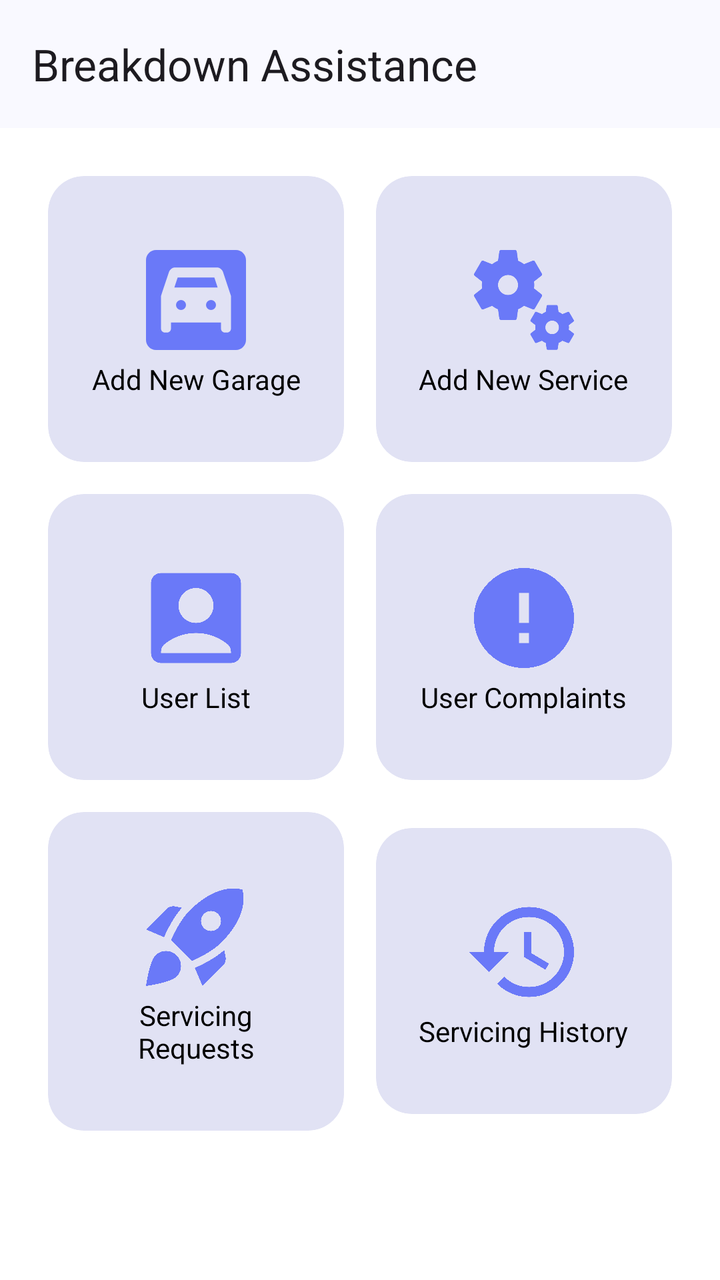
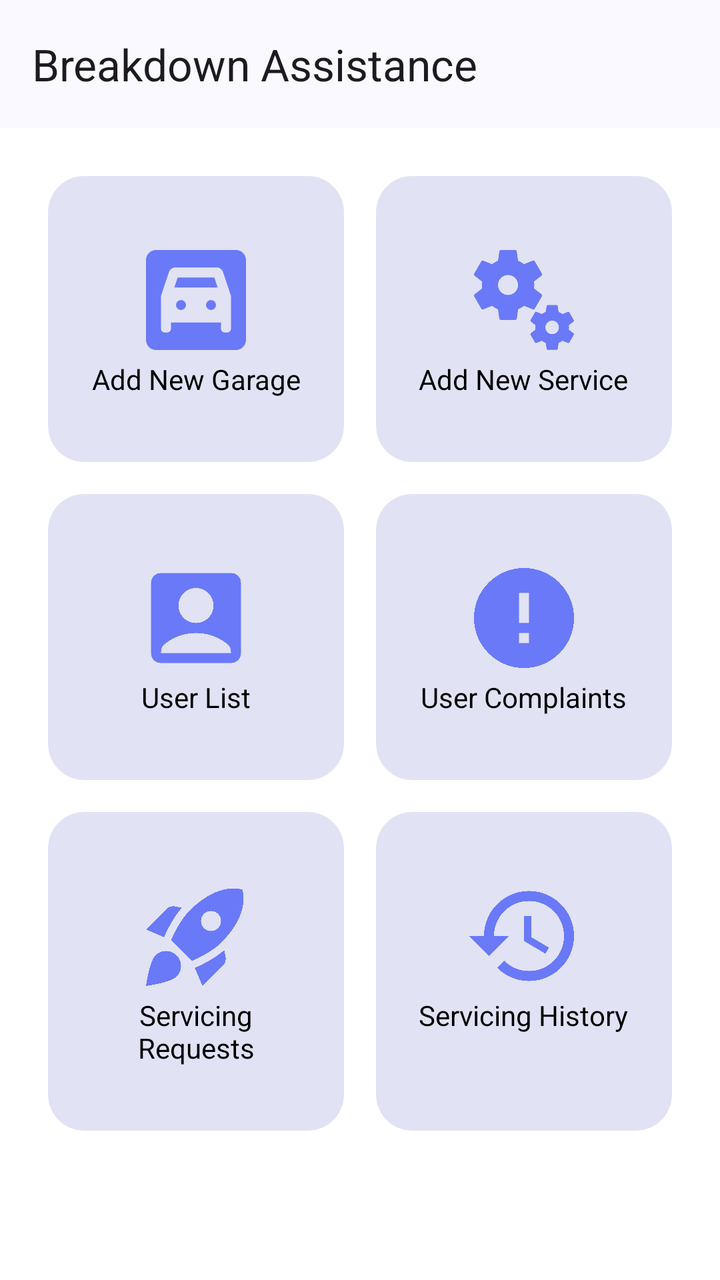

The first picture is an Android layout as it rendered before a commit; the second is the same layout after the commit. The layout source and the unified diff follow.
<!-- AndroidManifest.xml: application theme Theme.BreakdownAssistance -->
<!-- res/layout/fragment_panel.xml -->
<?xml version="1.0" encoding="utf-8"?>
<androidx.coordinatorlayout.widget.CoordinatorLayout xmlns:android="http://schemas.android.com/apk/res/android"
    xmlns:app="http://schemas.android.com/apk/res-auto"
    xmlns:tools="http://schemas.android.com/tools"
    android:layout_width="match_parent"
    android:layout_height="match_parent"
    tools:context=".ui.fragments.PanelFragment">

    <androidx.core.widget.NestedScrollView
        android:id="@+id/nestedScrollView"
        android:layout_width="match_parent"
        android:layout_height="match_parent"
        app:layout_behavior="@string/appbar_scrolling_view_behavior">

        <LinearLayout
            android:layout_width="match_parent"
            android:layout_height="match_parent"
            android:orientation="vertical"
            android:padding="24dp">

            <LinearLayout
                android:id="@+id/linearLayout1"
                android:layout_width="match_parent"
                android:layout_height="wrap_content"
                android:layout_marginBottom="16dp"
                android:gravity="center"
                android:orientation="horizontal">

                <com.google.android.material.card.MaterialCardView
                    android:id="@+id/cardAddGarage"
                    android:layout_width="0dp"
                    android:layout_height="wrap_content"
                    android:layout_marginEnd="16dp"
                    android:layout_weight="1"
                    app:cardBackgroundColor="@color/light_accent"
                    app:cardCornerRadius="18dp"
                    app:strokeWidth="0dp">

                    <LinearLayout
                        android:layout_width="match_parent"
                        android:layout_height="wrap_content"
                        android:layout_marginVertical="16dp"
                        android:gravity="center"
                        android:orientation="vertical"
                        android:padding="16dp">

                        <ImageView
                            android:layout_width="60dp"
                            android:layout_height="60dp"
                            android:src="@drawable/ic_garage"
                            app:tint="@color/accent" />

                        <TextView
                            android:layout_width="wrap_content"
                            android:layout_height="wrap_content"
                            android:text="@string/add_new_garage"
                            android:textAlignment="center"
                            android:textColor="@color/black"
                            android:textSize="14sp" />

                    </LinearLayout>
                </com.google.android.material.card.MaterialCardView>

                <com.google.android.material.card.MaterialCardView
                    android:id="@+id/cardAddService"
                    android:layout_width="0dp"
                    android:layout_height="wrap_content"
                    android:layout_weight="1"
                    app:cardBackgroundColor="@color/light_accent"
                    app:cardCornerRadius="18dp"
                    app:strokeWidth="0dp">

                    <LinearLayout
                        android:layout_width="match_parent"
                        android:layout_height="wrap_content"
                        android:layout_marginVertical="16dp"
                        android:gravity="center"
                        android:orientation="vertical"
                        android:padding="16dp">

                        <ImageView
                            android:layout_width="60dp"
                            android:layout_height="60dp"
                            android:src="@drawable/ic_miscellaneous_services"
                            app:tint="@color/accent" />

                        <TextView
                            android:layout_width="wrap_content"
                            android:layout_height="wrap_content"
                            android:text="@string/add_new_service"
                            android:textAlignment="center"
                            android:textColor="@color/black"
                            android:textSize="14sp" />

                    </LinearLayout>
                </com.google.android.material.card.MaterialCardView>
            </LinearLayout>

            <LinearLayout
                android:id="@+id/linearLayout2"
                android:layout_width="match_parent"
                android:layout_height="wrap_content"
                android:layout_marginBottom="16dp"
                android:gravity="center"
                android:orientation="horizontal">

                <com.google.android.material.card.MaterialCardView
                    android:id="@+id/cardViewUsers"
                    android:layout_width="0dp"
                    android:layout_height="wrap_content"
                    android:layout_marginEnd="16dp"
                    android:layout_weight="1"
                    app:cardBackgroundColor="@color/light_accent"
                    app:cardCornerRadius="18dp"
                    app:strokeWidth="0dp">

                    <LinearLayout
                        android:layout_width="match_parent"
                        android:layout_height="wrap_content"
                        android:layout_marginVertical="16dp"
                        android:gravity="center"
                        android:orientation="vertical"
                        android:padding="16dp">

                        <ImageView
                            android:layout_width="60dp"
                            android:layout_height="60dp"
                            android:src="@drawable/ic_account_box"
                            app:tint="@color/accent" />

                        <TextView
                            android:layout_width="wrap_content"
                            android:layout_height="wrap_content"
                            android:text="@string/user_list"
                            android:textAlignment="center"
                            android:textColor="@color/black"
                            android:textSize="14sp" />

                    </LinearLayout>
                </com.google.android.material.card.MaterialCardView>

                <com.google.android.material.card.MaterialCardView
                    android:id="@+id/cardViewComplaints"
                    android:layout_width="0dp"
                    android:layout_height="wrap_content"
                    android:layout_weight="1"
                    app:cardBackgroundColor="@color/light_accent"
                    app:cardCornerRadius="18dp"
                    app:strokeWidth="0dp">

                    <LinearLayout
                        android:layout_width="match_parent"
                        android:layout_height="wrap_content"
                        android:layout_marginVertical="16dp"
                        android:gravity="center"
                        android:orientation="vertical"
                        android:padding="16dp">

                        <ImageView
                            android:layout_width="60dp"
                            android:layout_height="60dp"
                            android:src="@drawable/ic_error"
                            app:tint="@color/accent" />

                        <TextView
                            android:layout_width="wrap_content"
                            android:layout_height="wrap_content"
                            android:text="@string/user_complaints"
                            android:textAlignment="center"
                            android:textColor="@color/black"
                            android:textSize="14sp" />

                    </LinearLayout>
                </com.google.android.material.card.MaterialCardView>
            </LinearLayout>

            <LinearLayout
                android:id="@+id/linearLayout3"
                android:layout_width="match_parent"
                android:layout_height="wrap_content"
                android:layout_marginBottom="16dp"
                android:gravity="center"
                android:orientation="horizontal">

                <com.google.android.material.card.MaterialCardView
                    android:id="@+id/cardServiceRequest"
                    android:layout_width="0dp"
                    android:layout_height="wrap_content"
                    android:layout_marginEnd="16dp"
                    android:layout_weight="1"
                    app:cardBackgroundColor="@color/light_accent"
                    app:cardCornerRadius="18dp"
                    app:strokeWidth="0dp">

                    <LinearLayout
                        android:layout_width="match_parent"
                        android:layout_height="wrap_content"
                        android:layout_marginVertical="16dp"
                        android:gravity="center"
                        android:orientation="vertical"
                        android:padding="16dp">

                        <ImageView
                            android:layout_width="60dp"
                            android:layout_height="60dp"
                            android:src="@drawable/ic_request_service"
                            app:tint="@color/accent" />

                        <TextView
                            android:layout_width="wrap_content"
                            android:layout_height="wrap_content"
                            android:text="@string/servicing_requests"
                            android:textAlignment="center"
                            android:textColor="@color/black"
                            android:textSize="14sp" />

                    </LinearLayout>
                </com.google.android.material.card.MaterialCardView>

                <com.google.android.material.card.MaterialCardView
                    android:id="@+id/cardViewHistory"
                    android:layout_width="0dp"
                    android:layout_height="wrap_content"
                    android:layout_weight="1"
                    app:cardBackgroundColor="@color/light_accent"
                    app:cardCornerRadius="18dp"
                    app:strokeWidth="0dp">

                    <LinearLayout
                        android:layout_width="match_parent"
                        android:layout_height="wrap_content"
                        android:layout_marginVertical="16dp"
                        android:gravity="center"
                        android:orientation="vertical"
                        android:padding="16dp">

                        <ImageView
                            android:layout_width="60dp"
                            android:layout_height="60dp"
                            android:src="@drawable/ic_history"
                            app:tint="@color/accent" />

                        <TextView
                            android:layout_width="wrap_content"
                            android:layout_height="wrap_content"
                            android:text="@string/servicing_history"
                            android:textAlignment="center"
                            android:textColor="@color/black"
                            android:textSize="14sp" />

                    </LinearLayout>
                </com.google.android.material.card.MaterialCardView>
            </LinearLayout>
        </LinearLayout>
    </androidx.core.widget.NestedScrollView>

    <include
        android:id="@+id/header"
        layout="@layout/view_toolbar" />

</androidx.coordinatorlayout.widget.CoordinatorLayout>
<!-- res/layout/view_toolbar.xml (included above) -->
<?xml version="1.0" encoding="utf-8"?>
<com.google.android.material.appbar.AppBarLayout xmlns:android="http://schemas.android.com/apk/res/android"
    xmlns:app="http://schemas.android.com/apk/res-auto"
    xmlns:tools="http://schemas.android.com/tools"
    android:id="@+id/appBarLayout"
    android:layout_width="match_parent"
    android:layout_height="wrap_content"
    android:fitsSystemWindows="true"
    app:liftOnScroll="true">

    <com.google.android.material.appbar.MaterialToolbar
        android:id="@+id/toolbar"
        android:layout_width="match_parent"
        android:layout_height="?attr/actionBarSize"
        android:paddingEnd="24dp"
        app:contentInsetStartWithNavigation="0dp"
        app:maxLines="1"
        app:navigationIconTint="?attr/colorOnSurface"
        app:title="@string/app_name"
        app:titleTextAppearance="@style/TextAppearance.Material3.TitleLarge"
        app:titleTextEllipsize="end"
        tools:ignore="RtlSymmetry" />

    <ProgressBar
        android:id="@+id/progressBar"
        style="@style/Base.Widget.AppCompat.ProgressBar.Horizontal"
        android:layout_width="match_parent"
        android:layout_height="wrap_content"
        android:layout_marginTop="-7dp"
        android:layout_marginBottom="-7dp"
        android:indeterminate="true"
        android:indeterminateTint="@color/accent"
        android:visibility="gone" />

</com.google.android.material.appbar.AppBarLayout>
<!-- resources referenced by this layout -->
<resources>
  <color name="accent">#FF6A79F8</color>
  <color name="black">#FF000000</color>
  <color name="light_accent">#FFE1E2F4</color>
  <!-- drawable ic_error (drawable) -->
  <vector xmlns:android="http://schemas.android.com/apk/res/android" android:height="24dp" android:tint="#000000" android:viewportHeight="24" android:viewportWidth="24" android:width="24dp">
        
      <path android:fillColor="@android:color/white" android:pathData="M12,2C6.48,2 2,6.48 2,12s4.48,10 10,10 10,-4.48 10,-10S17.52,2 12,2zM13,17h-2v-2h2v2zM13,13h-2L11,7h2v6z"/>
      
  </vector>
  <string name="add_new_garage">Add New Garage</string>
  <string name="add_new_service">Add New Service</string>
  <string name="app_name">Breakdown Assistance</string>
  <string name="servicing_history">Servicing History</string>
  <string name="servicing_requests">Servicing Requests</string>
  <string name="user_complaints">User Complaints</string>
  <string name="user_list">User List</string>
  <style name="Theme.BreakdownAssistance" parent="Base.Theme.BreakdownAssistance" />
  <color name="white">#FFFFFFFF</color>
  <color name="transparent">#00000000</color>
  <color name="md_theme_primary">#415F91</color>
  <color name="md_theme_onPrimary">#FFFFFF</color>
  <color name="md_theme_primaryContainer">#D6E3FF</color>
  <color name="md_theme_onPrimaryContainer">#001B3E</color>
  <color name="md_theme_secondary">#565F71</color>
  <color name="md_theme_onSecondary">#FFFFFF</color>
  <color name="md_theme_secondaryContainer">#DAE2F9</color>
  <color name="md_theme_onSecondaryContainer">#131C2B</color>
  <color name="md_theme_tertiary">#705575</color>
  <color name="md_theme_onTertiary">#FFFFFF</color>
  <color name="md_theme_tertiaryContainer">#FAD8FD</color>
  <color name="md_theme_onTertiaryContainer">#28132E</color>
  <color name="md_theme_error">#BA1A1A</color>
  <color name="md_theme_onError">#FFFFFF</color>
  <color name="md_theme_errorContainer">#FFDAD6</color>
  <color name="md_theme_onErrorContainer">#410002</color>
  <color name="md_theme_background">#F9F9FF</color>
  <color name="md_theme_onBackground">#191C20</color>
  <color name="md_theme_surface">#F9F9FF</color>
  <color name="md_theme_onSurface">#191C20</color>
  <color name="md_theme_surfaceVariant">#E0E2EC</color>
  <color name="md_theme_onSurfaceVariant">#44474E</color>
  <color name="md_theme_outline">#74777F</color>
  <color name="md_theme_outlineVariant">#C4C6D0</color>
  <color name="md_theme_inverseSurface">#2E3036</color>
  <color name="md_theme_inverseOnSurface">#F0F0F7</color>
  <color name="md_theme_inversePrimary">#AAC7FF</color>
  <color name="md_theme_primaryFixed">#D6E3FF</color>
  <color name="md_theme_onPrimaryFixed">#001B3E</color>
  <color name="md_theme_primaryFixedDim">#AAC7FF</color>
  <color name="md_theme_onPrimaryFixedVariant">#284777</color>
  <color name="md_theme_secondaryFixed">#DAE2F9</color>
  <color name="md_theme_onSecondaryFixed">#131C2B</color>
  <color name="md_theme_secondaryFixedDim">#BEC6DC</color>
  <color name="md_theme_onSecondaryFixedVariant">#3E4759</color>
  <color name="md_theme_tertiaryFixed">#FAD8FD</color>
  <color name="md_theme_onTertiaryFixed">#28132E</color>
  <color name="md_theme_tertiaryFixedDim">#DDBCE0</color>
  <color name="md_theme_onTertiaryFixedVariant">#573E5C</color>
  <color name="md_theme_surfaceDim">#D9D9E0</color>
  <color name="md_theme_surfaceBright">#F9F9FF</color>
  <color name="md_theme_surfaceContainerLowest">#FFFFFF</color>
  <color name="md_theme_surfaceContainerLow">#F3F3FA</color>
  <color name="md_theme_surfaceContainer">#EDEDF4</color>
  <color name="md_theme_surfaceContainerHigh">#E7E8EE</color>
  <color name="md_theme_surfaceContainerHighest">#E2E2E9</color>
  <!-- unchanged entries left out for length: 6 -->
</resources>

<!-- the commit's change to res/layout/fragment_panel.xml (unified diff, before → after) -->
@@ -29,7 +29,7 @@
                 <com.google.android.material.card.MaterialCardView
                     android:id="@+id/cardAddGarage"
                     android:layout_width="0dp"
-                    android:layout_height="wrap_content"
+                    android:layout_height="match_parent"
                     android:layout_marginEnd="16dp"
                     android:layout_weight="1"
                     app:cardBackgroundColor="@color/light_accent"
@@ -64,7 +64,7 @@
                 <com.google.android.material.card.MaterialCardView
                     android:id="@+id/cardAddService"
                     android:layout_width="0dp"
-                    android:layout_height="wrap_content"
+                    android:layout_height="match_parent"
                     android:layout_weight="1"
                     app:cardBackgroundColor="@color/light_accent"
                     app:cardCornerRadius="18dp"
@@ -107,7 +107,7 @@
                 <com.google.android.material.card.MaterialCardView
                     android:id="@+id/cardViewUsers"
                     android:layout_width="0dp"
-                    android:layout_height="wrap_content"
+                    android:layout_height="match_parent"
                     android:layout_marginEnd="16dp"
                     android:layout_weight="1"
                     app:cardBackgroundColor="@color/light_accent"
@@ -142,7 +142,7 @@
                 <com.google.android.material.card.MaterialCardView
                     android:id="@+id/cardViewComplaints"
                     android:layout_width="0dp"
-                    android:layout_height="wrap_content"
+                    android:layout_height="match_parent"
                     android:layout_weight="1"
                     app:cardBackgroundColor="@color/light_accent"
                     app:cardCornerRadius="18dp"
@@ -185,7 +185,7 @@
                 <com.google.android.material.card.MaterialCardView
                     android:id="@+id/cardServiceRequest"
                     android:layout_width="0dp"
-                    android:layout_height="wrap_content"
+                    android:layout_height="match_parent"
                     android:layout_marginEnd="16dp"
                     android:layout_weight="1"
                     app:cardBackgroundColor="@color/light_accent"
@@ -220,7 +220,7 @@
                 <com.google.android.material.card.MaterialCardView
                     android:id="@+id/cardViewHistory"
                     android:layout_width="0dp"
-                    android:layout_height="wrap_content"
+                    android:layout_height="match_parent"
                     android:layout_weight="1"
                     app:cardBackgroundColor="@color/light_accent"
                     app:cardCornerRadius="18dp"
